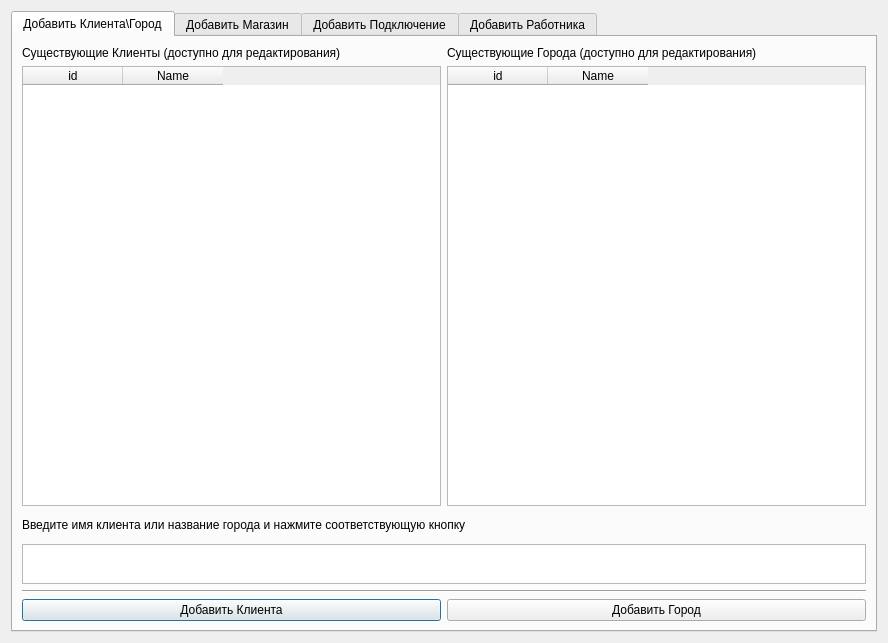
Bigmagyshka/Quick-AD-Access, file edit_db.ui: the form before one commit.
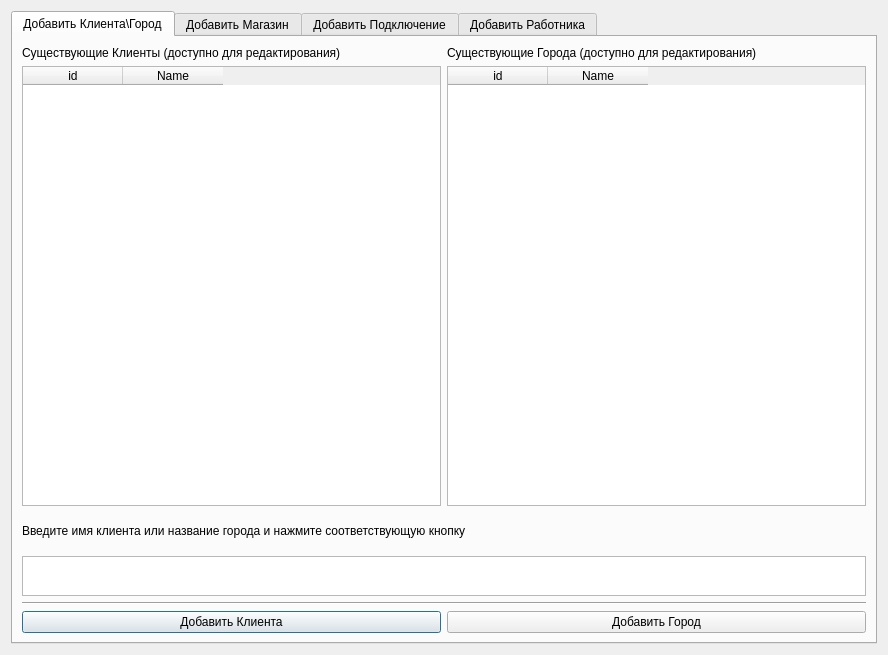
The form after the commit. The open tabs and pages were chosen to show the change.

```diff
--- a/edit_db.ui
+++ b/edit_db.ui
@@ -7,7 +7,7 @@
     <x>0</x>
     <y>0</y>
     <width>888</width>
-    <height>643</height>
+    <height>655</height>
    </rect>
   </property>
   <property name="windowTitle">
@@ -122,8 +122,8 @@
               <string>&lt;!DOCTYPE HTML PUBLIC &quot;-//W3C//DTD HTML 4.0//EN&quot; &quot;http://www.w3.org/TR/REC-html40/strict.dtd&quot;&gt;
 &lt;html&gt;&lt;head&gt;&lt;meta name=&quot;qrichtext&quot; content=&quot;1&quot; /&gt;&lt;style type=&quot;text/css&quot;&gt;
 p, li { white-space: pre-wrap; }
-&lt;/style&gt;&lt;/head&gt;&lt;body style=&quot; font-family:'MS Shell Dlg 2'; font-size:8.25pt; font-weight:400; font-style:normal;&quot;&gt;
-&lt;p style=&quot;-qt-paragraph-type:empty; margin-top:0px; margin-bottom:0px; margin-left:0px; margin-right:0px; -qt-block-indent:0; text-indent:0px;&quot;&gt;&lt;br /&gt;&lt;/p&gt;&lt;/body&gt;&lt;/html&gt;</string>
+&lt;/style&gt;&lt;/head&gt;&lt;body style=&quot; font-family:'Noto Sans'; font-size:10pt; font-weight:400; font-style:normal;&quot;&gt;
+&lt;p style=&quot;-qt-paragraph-type:empty; margin-top:0px; margin-bottom:0px; margin-left:0px; margin-right:0px; -qt-block-indent:0; text-indent:0px; font-family:'MS Shell Dlg 2'; font-size:8.25pt;&quot;&gt;&lt;br /&gt;&lt;/p&gt;&lt;/body&gt;&lt;/html&gt;</string>
              </property>
              <property name="overwriteMode">
               <bool>true</bool>
```
Left out of the diff: 220 changed lines with no effect on the pictures.
